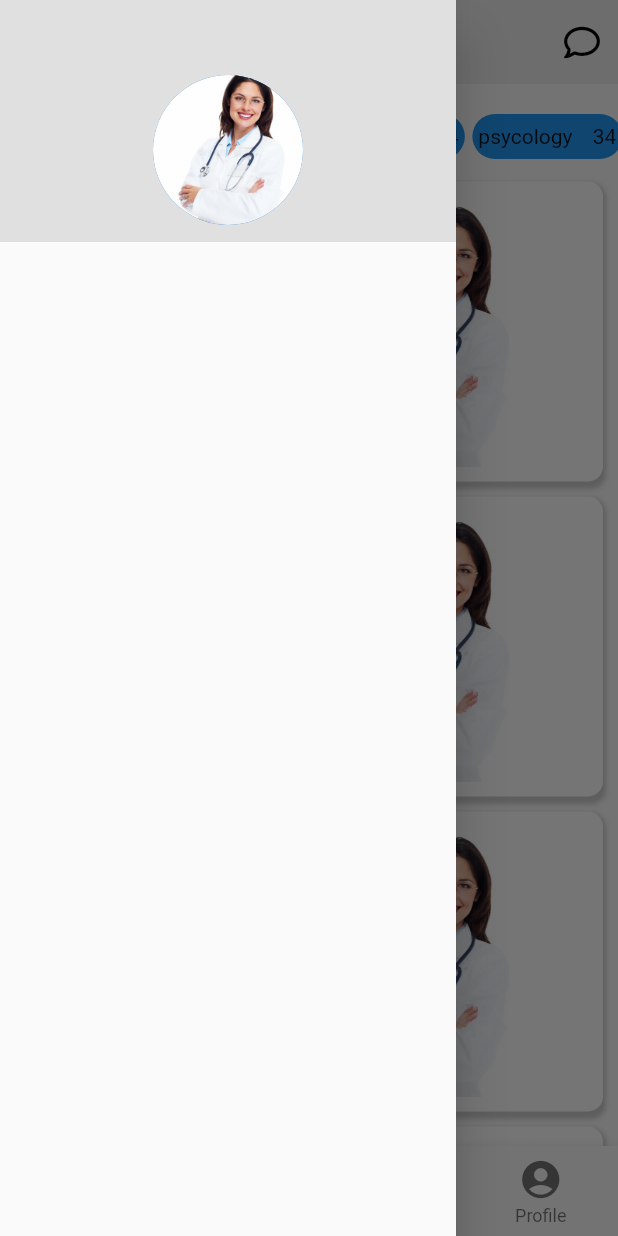
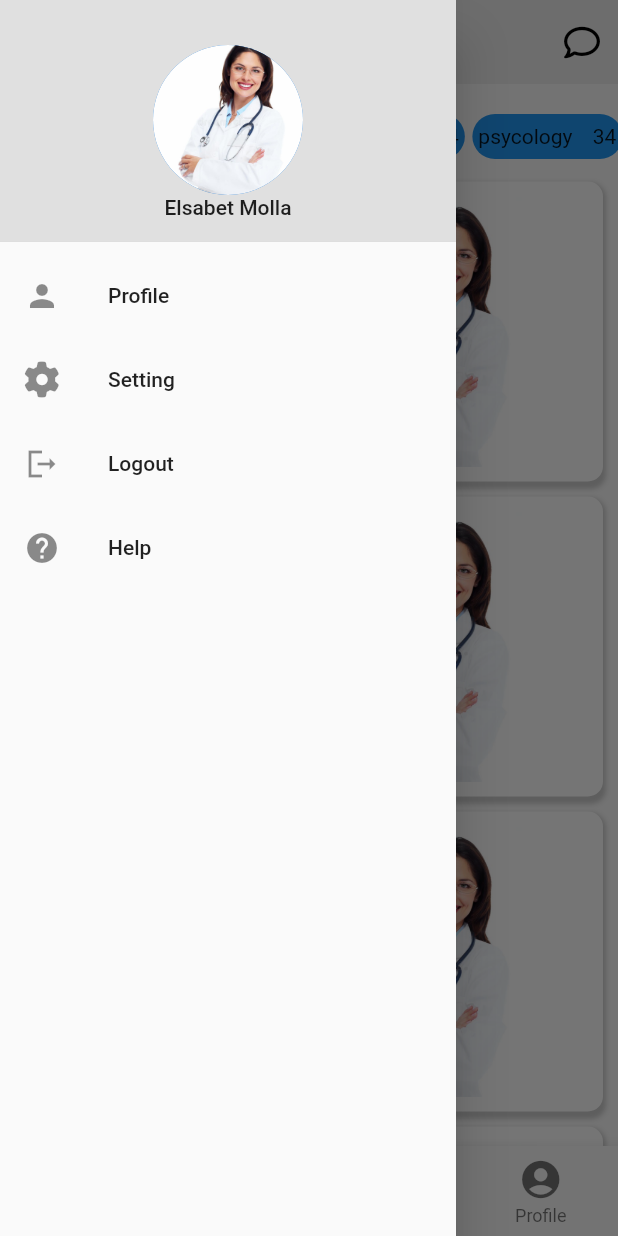
Before and after one commit to lijsamuael/flutter-health-monitoring-app, a Flutter app: the screen it shows after launch, item 2 of the bottom bar chosen, with the side drawer open, on a phone screen of 412 x 824 dp. Run offline on Flutter 3.47's test engine with Material 2 defaults, Android fonts, the phone set to English and light mode, and no system bars; our stand-ins replace firebase_auth, firebase_core, font_awesome_flutter; missing offline and left inert: flutter_phone_direct_caller; accounts and stored records are empty.

Commit message:
correction on the drawer

```diff
--- a/lib/main.dart
+++ b/lib/main.dart
@@ -82,7 +82,7 @@ class _MyWidgetState extends State<MyWidget> {
                 DrawerHeader(
                   decoration: BoxDecoration(color: Colors.grey[300]),
                   // margin: const EdgeInsets.only(bottom: 10),
-                  padding: const EdgeInsets.only(bottom: 0, top: 50),
+                  padding: const EdgeInsets.only(bottom: 0, top: 30),
                   child: Column(
                     children: const [
                       CircleAvatar(
@@ -90,24 +90,31 @@ class _MyWidgetState extends State<MyWidget> {
                             AssetImage("assets/images/femaldoc1.jpg"),
                         maxRadius: 50,
                       ),
-                      // SizedBox(
-                      //   height: 10,
-                      // ),
-                      // Text(
-                      //   "Dr. Kidist Ketema",
-                      //   style: TextStyle(fontWeight: FontWeight.w400),
-                      //   textAlign: TextAlign.center,
-                      // ),
-                      // SizedBox(
-                      //   height: 7,
-                      // ),
-                      // Text(
-                      //   "Mental Psychologist",
-                      //   style: TextStyle(fontWeight: FontWeight.w400),
-                      //   textAlign: TextAlign.center,
-                      // ),
+                      Center(
+                        child: Text("Elsabet Molla"),
+                      )
                     ],
                   ),
+                ),
+                Column(
+                  children: const [
+                    ListTile(
+                      leading: Icon(Icons.person),
+                      title: Text("Profile"),
+                    ),
+                    ListTile(
+                      leading: Icon(FontAwesomeIcons.gear),
+                      title: Text("Setting"),
+                    ),
+                    ListTile(
+                      leading: Icon(Icons.logout_sharp),
+                      title: Text("Logout"),
+                    ),
+                    ListTile(
+                      leading: Icon(Icons.help),
+                      title: Text("Help"),
+                    )
+                  ],
                 ),
               ],
             ),
```
Also changed, not shown: pubspec.lock.
